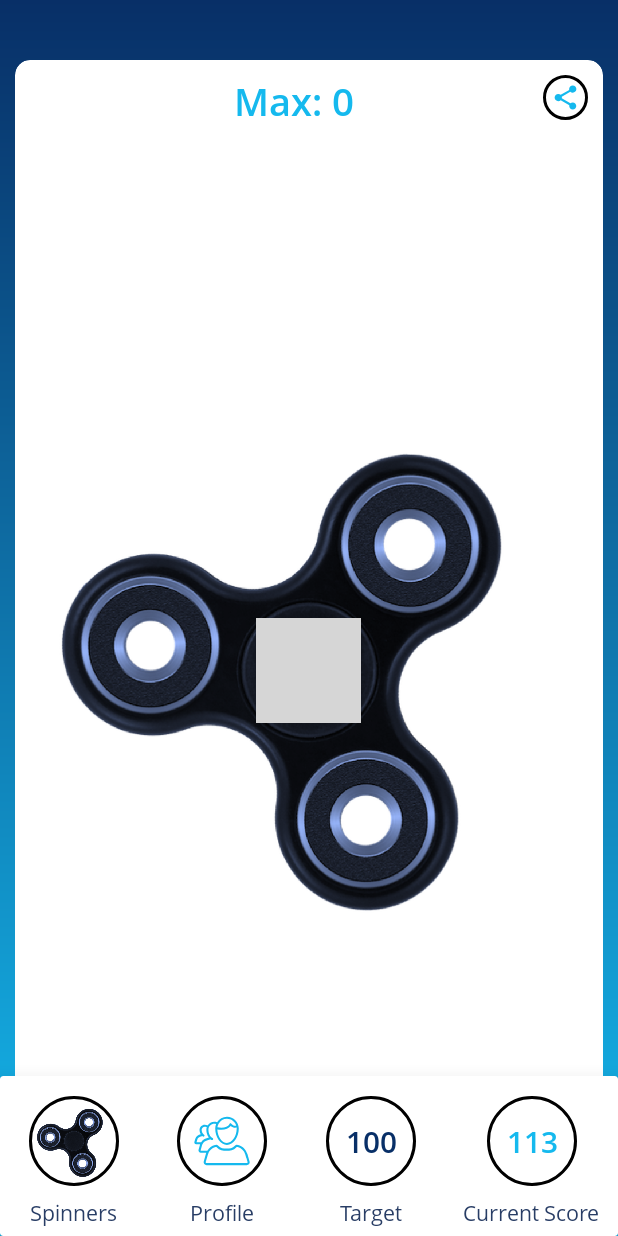
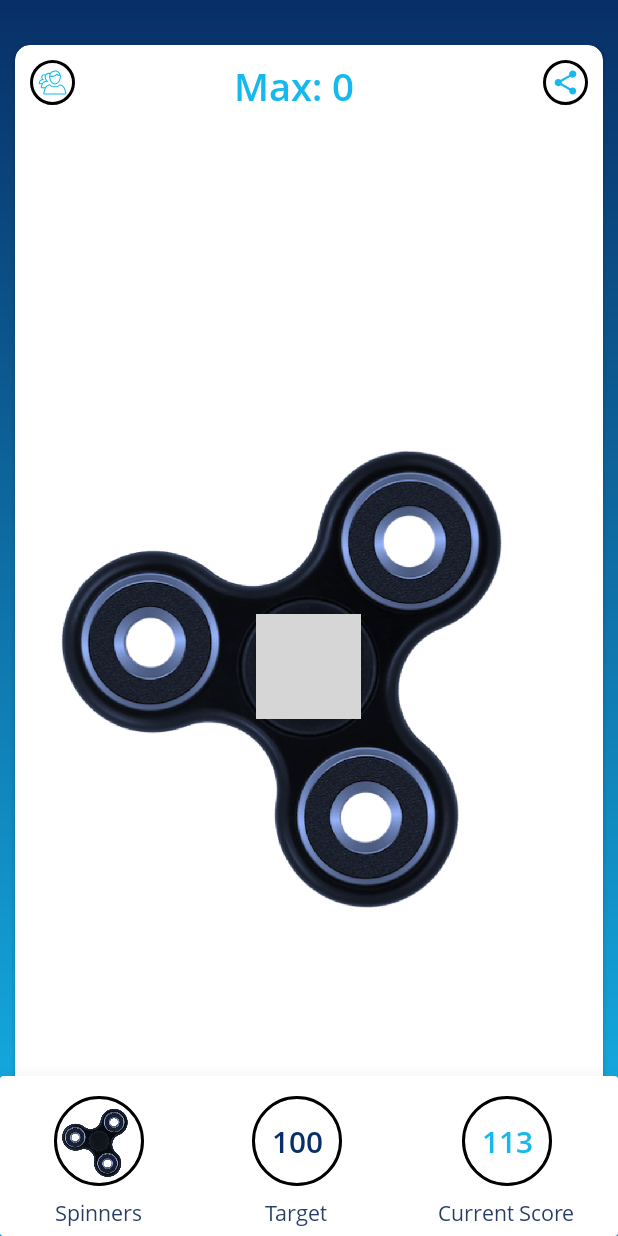
Before and after one commit to hi-manshu/FidgetSpinner, an Android app: the screen it shows after launch (Game), after a tap on an icon or button, on a phone screen of 412 x 824 dp. Run offline under Robolectric (Android 15) with nearby library versions, the phone set to English and light mode, and no system bars; our stand-ins replace Firebase (no records; nobody signed in at launch, a user with empty details on screens opened directly); pictures from the network do not load; grey boxes are pictures that could not be loaded.

Commit message:
layout done

```diff
--- a/app/src/main/AndroidManifest.xml
+++ b/app/src/main/AndroidManifest.xml
@@ -2,6 +2,7 @@
 <manifest xmlns:android="http://schemas.android.com/apk/res/android"
     package="xyz.himanshusingh.fidgetspinner">
 <uses-permission android:name="android.permission.INTERNET"/>
+
     <application
         android:name=".Spinify"
         android:allowBackup="true"
--- a/app/src/main/java/xyz/himanshusingh/fidgetspinner/activities/Game.java
+++ b/app/src/main/java/xyz/himanshusingh/fidgetspinner/activities/Game.java
@@ -137,7 +137,7 @@ public class Game extends AppCompatActivity {
                 Intent sendIntent = new Intent();
                 sendIntent.setAction(Intent.ACTION_SEND);
                 sendIntent.setPackage("com.whatsapp");
-                sendIntent.putExtra(Intent.EXTRA_TEXT, "This is my text to send.");
+                sendIntent.putExtra(Intent.EXTRA_TEXT, "Hi, my maximum score is " + String.valueOf(maximumValue) + ". Challenge me on Fidget Spinner. Download it from " +"https://play.google.com/store/apps/details?id=xyz.himanshusingh.fidgetspinner to challange me.");
                 sendIntent.setType("text/plain");
                 startActivity(sendIntent);
             }
--- a/app/src/main/res/drawable/ic_amazon.xml
+++ /dev/null
@@ -1,6 +0,0 @@
-<vector android:height="24dp" android:viewportHeight="371.599"
-    android:viewportWidth="371.599" android:width="24dp" xmlns:android="http://schemas.android.com/apk/res/android">
-    <path android:fillColor="#171715" android:pathData="M282.1,221.3l-11.1,-17.1c-3.4,-5.3 -5.2,-11.4 -5.2,-17.7V114.6c0,-28.7 2.1,-89.8 -79.8,-89.8c-66.6,0 -87.3,35.5 -93.6,57.5c-2.5,8.7 3.4,17.6 12.4,18.5l25.8,2.7c6.1,0.6 11.9,-2.6 14.5,-8.1c5,-10.5 13.7,-26.1 40.7,-26.1c10.4,0 25.1,4.4 25.1,17.3c0,18.7 -0,27.6 -0,27.6l0,0c0.1,3.9 -3.1,7.1 -7,7.1h-25.2c-19,0 -91.4,9.8 -91.4,82.2s76.8,64.1 81.9,62.9c9.5,-2.2 27.3,-8.7 44.1,-24.7c2.8,-2.7 7.3,-2.5 9.8,0.6l13.5,16.7c5.3,6.5 14.9,7.2 21.1,1.5l22.2,-20.7C284.9,234.9 285.9,227.2 282.1,221.3zM171,217.3c-25.7,0 -25,-23.3 -19,-34.3c5.6,-10.3 20.2,-28.6 59.6,-29.9l0.3,19.2c0.3,14.3 -6.3,28 -18,36.2C186.7,213.6 178.8,217.3 171,217.3z"/>
-    <path android:fillColor="#FFAC35" android:pathData="M1.5,283.4c-3.9,-3.5 0.3,-9.8 5.1,-7.5c33.2,16.4 95.8,41.7 164.9,41.7c70.7,0 129.8,-16.9 159.5,-27.3c4.8,-1.7 8.3,4.6 4.3,7.9c-23.6,19.1 -74.3,48.7 -162,48.7C86,346.8 29.2,308.4 1.5,283.4z"/>
-    <path android:fillColor="#FFAC35" android:pathData="M299.9,273.1c9.2,-6.8 32.1,-18.6 66.3,-8.3c3.1,0.9 5.3,3.9 5.3,7.1c0.1,11.2 -2.3,37.6 -24.3,59.5c-1.5,1.5 -4.1,0 -3.5,-2.1c3.8,-13.8 11.4,-43.5 9,-47.6c-2.8,-4.7 -37.5,-5 -51.5,-4.9C299.1,276.9 298.3,274.3 299.9,273.1z"/>
-</vector>
--- a/app/src/main/res/layout/activity_game.xml
+++ b/app/src/main/res/layout/activity_game.xml
@@ -6,7 +6,7 @@
     android:layout_height="match_parent"
     android:background="@drawable/background"
     tools:context=".activities.Game"
-    android:paddingTop="30dp"
+    android:paddingTop="20dp"
     tools:ignore="RtlHardcoded">
 
     <android.support.v7.widget.CardView
@@ -31,7 +31,14 @@
                 android:textColor="#15b9ee"
                 android:textSize="25sp"
                 android:textStyle="bold" />
-
+            <ImageView
+                android:id="@+id/profile"
+                android:layout_width="30dp"
+                android:layout_height="30dp"
+                android:layout_marginTop="10dp"
+                android:layout_marginLeft="10dp"
+                android:background="@drawable/button_bg"
+                android:src="@drawable/family" />
             <ImageView
                 android:id="@+id/share"
                 android:layout_width="30dp"
@@ -47,8 +54,8 @@
                 android:id="@+id/main"
                 android:layout_width="match_parent"
                 android:layout_height="match_parent"
-                android:layout_below="@id/share"
-                android:background="#fff">
+                android:background="#fff"
+                android:layout_below="@+id/maximumScore">
 
                 <ImageView
                     android:id="@+id/fidgetSpinner"
@@ -74,6 +81,7 @@
     <android.support.v7.widget.CardView
         android:layout_width="match_parent"
         android:layout_height="wrap_content"
+        android:visibility="visible"
         android:layout_alignParentBottom="true"
         android:layout_gravity="bottom|center_horizontal"
         app:cardElevation="20dp">
@@ -115,28 +123,7 @@
                         android:textColor="#283d65" />
                 </LinearLayout>
 
-                <LinearLayout
-                    android:layout_width="wrap_content"
-                    android:layout_height="wrap_content"
-                    android:layout_weight="1"
-                    android:gravity="center"
-                    android:orientation="vertical">
 
-                    <ImageView
-                        android:id="@+id/profile"
-                        android:layout_width="60dp"
-                        android:layout_height="60dp"
-                        android:layout_margin="8dp"
-                        android:background="@drawable/button_bg"
-                        android:src="@drawable/family" />
-
-                    <xyz.himanshusingh.fidgetspinner.Custom.CustomFontTextView
-                        android:layout_width="wrap_content"
-                        android:layout_height="wrap_content"
-                        android:layout_gravity="center"
-                        android:text="Profile"
-                        android:textColor="#283d65" />
-                </LinearLayout>
 
                 <LinearLayout
                     android:layout_width="wrap_content"
```
